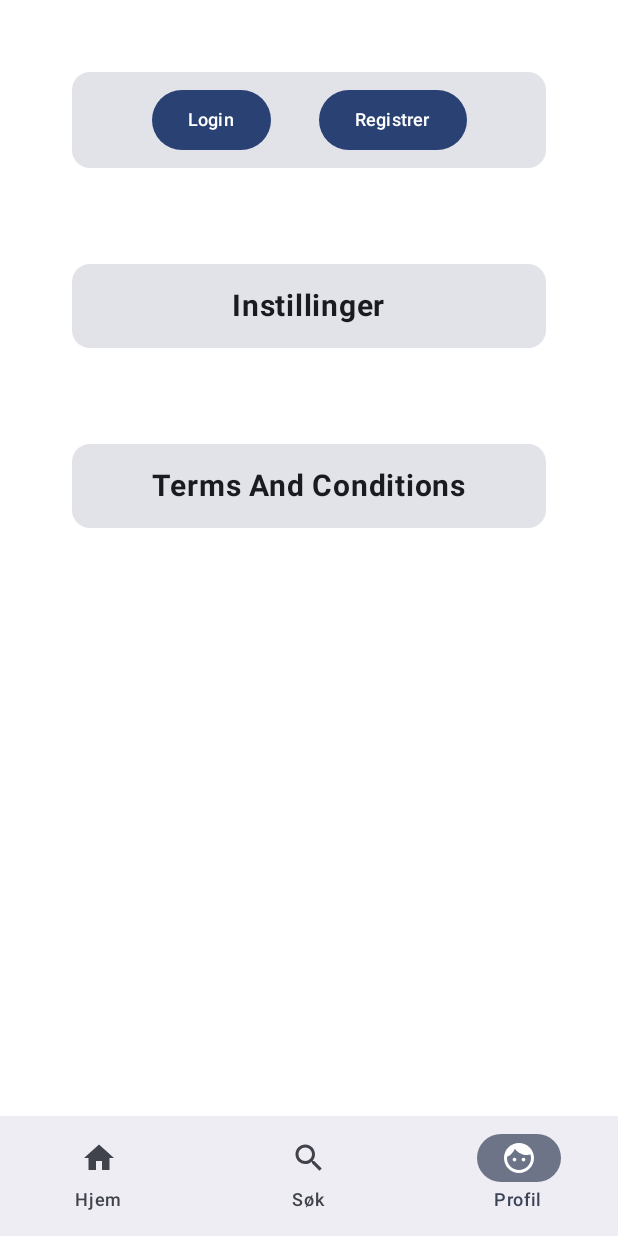
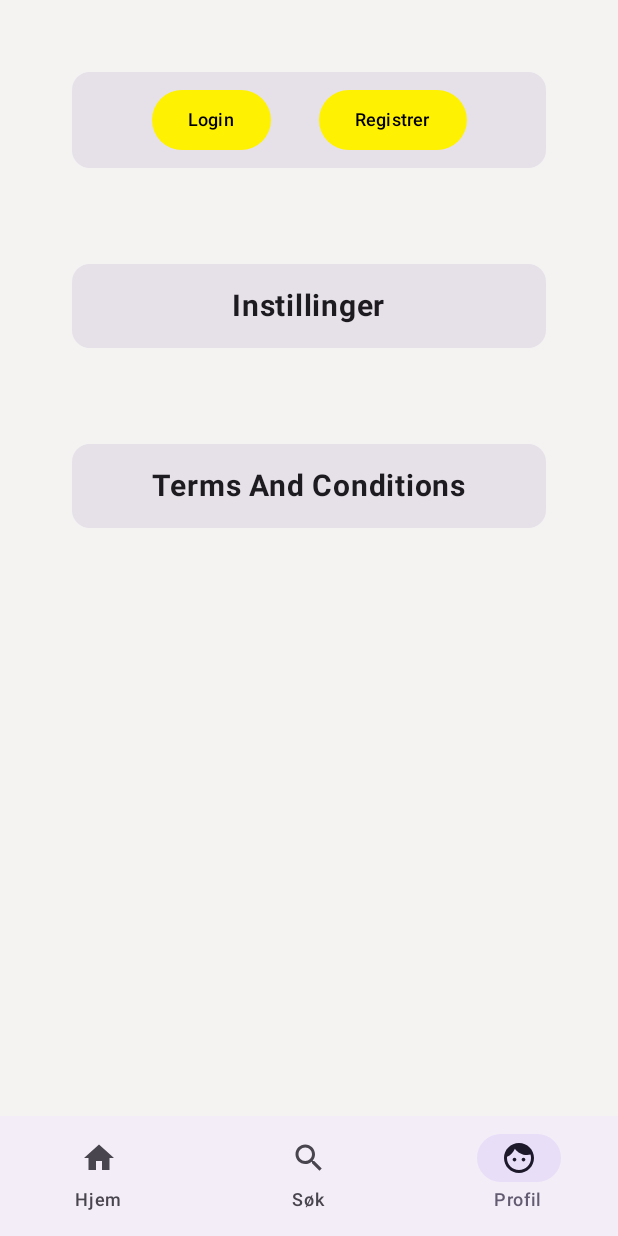
Before and after one commit to Danofe/MOB3000, an Android app built with Jetpack Compose: the screen it shows after launch (MainActivity), item 3 of the bottom bar chosen, on a phone screen of 412 x 824 dp. Run offline under Robolectric (Android 15) with nearby library versions, the phone set to English and light mode, and no system bars; our stand-ins replace Firebase (no records; nobody signed in at launch, a user with empty details on screens opened directly).

Commit message:
Legge til endring av tema når brukeren endrer i system settings

```diff
--- a/app/src/main/java/com/example/mob3000oblig/MainActivity.kt
+++ b/app/src/main/java/com/example/mob3000oblig/MainActivity.kt
@@ -7,36 +7,52 @@ import android.os.Bundle
 import androidx.activity.ComponentActivity
 import androidx.activity.compose.setContent
 import androidx.activity.viewModels
-import androidx.compose.material3.BottomAppBar
+import androidx.compose.foundation.isSystemInDarkTheme
+import androidx.compose.foundation.layout.Arrangement
+import androidx.compose.foundation.layout.fillMaxWidth
+import androidx.compose.foundation.layout.padding
 import androidx.compose.material3.ExperimentalMaterial3Api
-import androidx.compose.material3.Scaffold
+import androidx.compose.material3.MaterialTheme
+import androidx.compose.material3.Switch
+import androidx.compose.material3.Text
 import androidx.compose.runtime.Composable
+import androidx.compose.runtime.getValue
+import androidx.compose.runtime.mutableStateOf
+import androidx.compose.runtime.remember
+import androidx.compose.runtime.setValue
+import androidx.compose.ui.Alignment
+import androidx.compose.ui.Modifier
 import androidx.compose.ui.tooling.preview.Preview
+import androidx.compose.ui.unit.dp
 import com.example.mob3000oblig.DataApi.APIViewModel
 import com.example.mob3000oblig.Navigation.Nav
-import com.example.mob3000oblig.ui.theme.Mob3000ObligTheme
+import com.example.mob3000oblig.ui.theme.AppTheme
 
 class MainActivity : ComponentActivity() {
+  // Lagres i Datastore??
+  val isDark = mutableStateOf(false)
+
+  fun toggleTheme() {
+    isDark.value = !isDark.value
+  }
 
   private val viewModel: APIViewModel by viewModels()
-  //private val apiKey = BuildConfig.apiKey
-  @OptIn(ExperimentalMaterial3Api::class)
+
   @SuppressLint("UnusedMaterial3ScaffoldPaddingParameter")
   override fun onCreate(savedInstanceState: Bundle?) {
     super.onCreate(savedInstanceState)
     setContent {
-      Mob3000ObligTheme {
-          Nav()
-        }
+      var isDarkTheme by remember { mutableStateOf(false) }
+      AppTheme(
+        darkTheme = isSystemInDarkTheme(),
+      ) {
+        Nav()
       }
+    }
 
-    }
   }
-
-
-
-@Preview(showBackground = true)
-@Composable
-fun GreetingPreview() {
-
 }
+//@Preview(showBackground = true)
+//@Composable
+//fun GreetingPreview() {
+//}
--- a/app/src/main/java/com/example/mob3000oblig/Settings/Settings.kt
+++ b/app/src/main/java/com/example/mob3000oblig/Settings/Settings.kt
@@ -2,27 +2,23 @@ package com.example.mob3000oblig.Settings
 
 import android.widget.Toast
 import androidx.compose.animation.AnimatedVisibility
-import androidx.compose.foundation.background
 import androidx.compose.foundation.clickable
-import androidx.compose.foundation.gestures.scrollable
 import androidx.compose.foundation.layout.Arrangement
 import androidx.compose.foundation.layout.Box
 import androidx.compose.foundation.layout.Column
 import androidx.compose.foundation.layout.Row
 import androidx.compose.foundation.layout.Spacer
-import androidx.compose.foundation.layout.fillMaxHeight
 import androidx.compose.foundation.layout.fillMaxSize
 import androidx.compose.foundation.layout.fillMaxWidth
 import androidx.compose.foundation.layout.padding
-import androidx.compose.foundation.layout.windowInsetsBottomHeight
 import androidx.compose.foundation.rememberScrollState
 import androidx.compose.foundation.verticalScroll
 import androidx.compose.material3.Button
 import androidx.compose.material3.ButtonDefaults
 import androidx.compose.material3.Card
 import androidx.compose.material3.ExperimentalMaterial3Api
+import androidx.compose.material3.MaterialTheme
 import androidx.compose.material3.OutlinedTextField
-import androidx.compose.material3.Scaffold
 import androidx.compose.material3.Text
 import androidx.compose.runtime.Composable
 import androidx.compose.runtime.getValue
@@ -49,24 +45,30 @@ class settings {
           Modifier
             .fillMaxWidth(),
           horizontalArrangement = Arrangement.Center
-            ){
+        ) {
           Box(
             Modifier
               .padding(8.dp)
-
           ) {
             Button(onClick = { navController.navigate(Screen.Login.ruter) }) {
-                Text(text = "Login", fontSize = 12.sp)
+              Text(
+                text = "Login",
+                color = Color.Black,
+                fontSize = 12.sp
+              )
             }
           }
           Spacer(modifier = Modifier.padding(8.dp))
           Box(
             Modifier
               .padding(8.dp)
-
           ) {
             Button(onClick = { navController.navigate(Screen.Register.ruter) }) {
-                Text(text = "Registrer", fontSize = 12.sp)
+              Text(
+                text = "Registrer",
+                color = Color.Black,
+                fontSize = 12.sp
+              )
             }
           }
         }
@@ -78,19 +80,15 @@ class settings {
         var utvidet by remember {
           mutableStateOf(false)
         }
-
         Column(
           Modifier
             .clickable { utvidet = !utvidet }
             .fillMaxWidth()
             .padding(16.dp)
             .align(Alignment.CenterHorizontally)
-
-
         ) {
           Box(
             modifier = Modifier.align(Alignment.CenterHorizontally)
-
           ) {
             Text(
               text = "Profil",
@@ -117,6 +115,7 @@ class settings {
       }
     }
   }
+
   @OptIn(ExperimentalMaterial3Api::class)
   @Composable
   fun ProfilCard() {
@@ -157,7 +156,8 @@ class settings {
               .padding(8.dp)
           )
           Button(modifier = Modifier.align(Alignment.CenterHorizontally),
-                 onClick = { Auth().byttPassord(passord)
+                 onClick = {
+                   Auth().byttPassord(passord)
                    Toast.makeText(
                      context,
                      "Passord endret",
@@ -194,12 +194,11 @@ class settings {
       }
     }
   }
+
   @Composable
   fun Settings() {
     Card(
       modifier = Modifier.padding(32.dp)
-
-
     ) {
       var utvidet by remember {
         mutableStateOf(false)
@@ -242,6 +241,7 @@ class settings {
     }
   }
 
+
   @Composable
   fun SettingCard() {
     Card() {
@@ -257,16 +257,22 @@ class settings {
             Modifier.padding(2.dp)
           ) {
             Button(onClick = {/*TODO: darkmode */ }) {
-              Text(text = "Darkmode",
-                fontSize = 12.sp)
+              Text(
+                text = "Darkmode",
+                color = Color.Black,
+                fontSize = 12.sp
+              )
             }
           }
           Box(
             Modifier.padding(2.dp)
           ) {
             Button(onClick = { /*TODO: lightmode */ }) {
-              Text(text = "Lightmode",
-                fontSize = 12.sp)
+              Text(
+                text = "Lightmode",
+                color = Color.Black,
+                fontSize = 12.sp
+              )
             }
           }
         }
@@ -278,7 +284,6 @@ class settings {
   fun Terms() {
     Card(
       modifier = Modifier.padding(32.dp)
-
     ) {
       var utvidet by remember {
         mutableStateOf(false)
@@ -338,7 +343,6 @@ class settings {
     Column(
       Modifier
         .fillMaxSize()
-        .background(color = androidx.compose.ui.graphics.Color.White)
         .padding(16.dp)
         .verticalScroll(rememberScrollState())
     ) {
--- a/app/src/main/java/com/example/mob3000oblig/Start.kt
+++ b/app/src/main/java/com/example/mob3000oblig/Start.kt
@@ -1,9 +1,6 @@
 package com.example.mob3000oblig
 
-import android.content.res.Configuration
-import androidx.browser.trusted.ScreenOrientation
 import androidx.compose.foundation.Image
-import androidx.compose.foundation.background
 import androidx.compose.foundation.layout.Arrangement
 import androidx.compose.foundation.layout.Box
 import androidx.compose.foundation.layout.Column
@@ -14,20 +11,16 @@ import androidx.compose.foundation.layout.size
 import androidx.compose.foundation.rememberScrollState
 import androidx.compose.foundation.verticalScroll
 import androidx.compose.material.icons.Icons
-import androidx.compose.material.icons.filled.Info
 import androidx.compose.material.icons.filled.List
 import androidx.compose.material.icons.filled.Search
 import androidx.compose.material.icons.filled.Star
 import androidx.compose.material3.Button
 import androidx.compose.material3.ButtonDefaults
-import androidx.compose.material3.CenterAlignedTopAppBar
 import androidx.compose.material3.ExperimentalMaterial3Api
 import androidx.compose.material3.Icon
-import androidx.compose.material3.Scaffold
+import androidx.compose.material3.MaterialTheme
 import androidx.compose.material3.Text
 import androidx.compose.material3.TextField
-import androidx.compose.material3.TextFieldColors
-import androidx.compose.material3.TopAppBarDefaults
 import androidx.compose.runtime.Composable
 import androidx.compose.runtime.getValue
 import androidx.compose.runtime.mutableStateOf
@@ -36,27 +29,22 @@ import androidx.compose.runtime.setValue
 import androidx.compose.ui.Alignment
 import androidx.compose.ui.Modifier
 import androidx.compose.ui.graphics.Color
-import androidx.compose.ui.graphics.vector.ImageVector
 import androidx.compose.ui.platform.LocalConfiguration
-import androidx.compose.ui.res.colorResource
 import androidx.compose.ui.res.painterResource
-import androidx.compose.ui.text.font.Font
 import androidx.compose.ui.unit.dp
 import androidx.compose.ui.unit.sp
 import androidx.navigation.NavController
-import io.grpc.okhttp.internal.Platform.TlsExtensionType
 import java.util.regex.Pattern
 
 
 class Start {
-
   enum class ScreenRotation(val degrees: Float) {
     VENSTRE_90(-90f), HOYRE_90(90f), NORMAL(0f)
   }
+
   @OptIn(ExperimentalMaterial3Api::class)
   @Composable
   fun First(modifier: Modifier = Modifier, navController: NavController, Auth: Auth = Auth()) {
-    val containerColor = colorResource(R.color.PRIMARY_LIGHTOGDARK)
     val config = LocalConfiguration.current
 
     Column(modifier = modifier.fillMaxSize()) {
@@ -64,7 +52,6 @@ class Start {
         modifier = modifier
           .fillMaxSize()
           .verticalScroll(rememberScrollState())
-          .background(colorResource(id = R.color.LIGHT_BACKGROUNDD))
       ) {
         //Hoved-kolonnen
         Column(
@@ -116,7 +103,7 @@ class Start {
               Text("Skriv inn gyldig skiltnummer!")
             }
             Button(
-              colors = ButtonDefaults.buttonColors(colorResource(R.color.PRIMARY_LIGHTOGDARK)),
+              colors = ButtonDefaults.buttonColors(MaterialTheme.colorScheme.primary),
               onClick = {
                 navController.navigate(Screen.Info.withArgs(licenseNumberQuery))
               },
@@ -126,7 +113,7 @@ class Start {
               Text(
                 text = "Søk",
                 fontSize = 16.sp,
-                color = colorResource(id = R.color.TEXTLIGHT)
+                color = Color.Black
               )
             }
           }
@@ -134,19 +121,18 @@ class Start {
           //Sammenlign-knapp
           Button(
             onClick = { navController.navigate(Screen.Sammenlign.ruter) },
-            colors = ButtonDefaults.buttonColors(colorResource(R.color.PRIMARY_LIGHTOGDARK)),
+            colors = ButtonDefaults.buttonColors(MaterialTheme.colorScheme.primary),
           ) {
             Icon(
               imageVector = Icons.Filled.List,
               contentDescription = null,
               modifier = Modifier.size(36.dp),
-              colorResource(id = R.color.TEXTLIGHT)
-
+              tint = Color.Black
             )
             Text(
               text = "SAMMENLIGN",
               fontSize = 30.sp,
-              color = colorResource(id = R.color.TEXTLIGHT)
+              color = Color.Black,
             )
 
           }
@@ -158,37 +144,36 @@ class Start {
             //Kamera-knapp
             Button(
               onClick = { navController.navigate(Screen.Kamera.ruter) },
-              colors = ButtonDefaults.buttonColors(colorResource(R.color.PRIMARY_LIGHTOGDARK)),
+              colors = ButtonDefaults.buttonColors(MaterialTheme.colorScheme.primary),
             ) {
               Icon(
                 imageVector = Icons.Filled.Search,
                 contentDescription = null,
                 modifier = Modifier.size(36.dp),
-                colorResource(id = R.color.TEXTLIGHT)
+                tint = Color.Black
               )
               Text(
                 text = "KAMERA",
                 fontSize = 16.sp,
-                color = colorResource(id = R.color.TEXTLIGHT)
-
-                )
-              }
+                color = Color.Black
+              )
+            }
 
             //Favoritter-knapp
             Button(
               onClick = { navController.navigate(Screen.Favoritter.ruter) },
-              colors = ButtonDefaults.buttonColors(colorResource(R.color.PRIMARY_LIGHTOGDARK))
+              colors = ButtonDefaults.buttonColors(MaterialTheme.colorScheme.primary)
             ) {
               Icon(
                 imageVector = Icons.Filled.Star,
                 contentDescription = null,
                 modifier = Modifier.size(36.dp),
-                colorResource(id = R.color.TEXTLIGHT)
+                tint = Color.Black
               )
               Text(
                 text = "FAVORITTER",
                 fontSize = 16.sp,
-                color = colorResource(id = R.color.TEXTLIGHT)
+                color = Color.Black
               )
             }
           }
--- a/app/src/main/java/com/example/mob3000oblig/ui/theme/Color.kt
+++ /dev/null
@@ -1,12 +0,0 @@
-package com.example.mob3000oblig.ui.theme
-
-import androidx.compose.ui.graphics.Color
-
-val Purple80 = Color(0xFFD0BCFF)
-val PurpleGrey80 = Color(0xFFCCC2DC)
-val Pink80 = Color(0xFFEFB8C8)
-
-val Purple40 = Color(0xFF6650a4)
-val PurpleGrey40 = Color(0xFF625b71)
-val Pink40 = Color(0xFF7D5260)
-val Gray = Color(0xFFE0E0E0)
--- /dev/null
+++ b/app/src/main/java/com/example/mob3000oblig/ui/theme/Colors.kt
@@ -0,0 +1,11 @@
+package com.example.mob3000oblig.ui.theme
+
+import androidx.compose.ui.graphics.Color
+
+val PrimaryColor = Color(0xFFFFF102)
+
+val TextLight = Color(0xFF484452)
+val BackgroundLight = Color(0xFFF4F3F2)
+
+val TextDark = Color(0xFFE3E3E3)
+val BackgroundDark = Color(0xFF484452)
--- a/app/src/main/java/com/example/mob3000oblig/ui/theme/Theme.kt
+++ b/app/src/main/java/com/example/mob3000oblig/ui/theme/Theme.kt
@@ -1,30 +1,28 @@
 package com.example.mob3000oblig.ui.theme
 
 import android.app.Activity
-import android.os.Build
 import androidx.compose.foundation.isSystemInDarkTheme
 import androidx.compose.material3.MaterialTheme
 import androidx.compose.material3.darkColorScheme
-import androidx.compose.material3.dynamicDarkColorScheme
-import androidx.compose.material3.dynamicLightColorScheme
 import androidx.compose.material3.lightColorScheme
 import androidx.compose.runtime.Composable
 import androidx.compose.runtime.SideEffect
+import androidx.compose.runtime.mutableStateOf
+import androidx.compose.ui.graphics.Color
 import androidx.compose.ui.graphics.toArgb
-import androidx.compose.ui.platform.LocalContext
 import androidx.compose.ui.platform.LocalView
 import androidx.core.view.WindowCompat
 
-private val DarkColorScheme = darkColorScheme(
-    primary = Purple80,
-    secondary = PurpleGrey80,
-    tertiary = Pink80
+private val darkColorScheme = darkColorScheme(
+  primary = PrimaryColor,
+  onBackground = TextDark,
+  background = BackgroundDark
 )
 
-private val LightColorScheme = lightColorScheme(
-    primary = Purple40,
-    secondary = PurpleGrey40,
-    tertiary = Pink40
+private val lightColorScheme = lightColorScheme(
+  primary = PrimaryColor,
+  onBackground = TextLight,
+  background = BackgroundLight
 
   /* Other default colors to override
   background = Color(0xFFFFFBFE),
@@ -37,34 +35,42 @@ private val LightColorScheme = lightColorScheme(
   */
 )
 
+
 @Composable
-fun Mob3000ObligTheme(
-    darkTheme: Boolean = isSystemInDarkTheme(),
-    // Dynamic color is available on Android 12+
-    dynamicColor: Boolean = true,
-    content: @Composable () -> Unit
+fun AppTheme(
+darkTheme: Boolean,
+  content: @Composable () -> Unit,
 ) {
-    val colorScheme = when {
-        dynamicColor && Build.VERSION.SDK_INT >= Build.VERSION_CODES.S -> {
-            val context = LocalContext.current
-            if (darkTheme) dynamicDarkColorScheme(context) else dynamicLightColorScheme(context)
-        }
-
-        darkTheme -> DarkColorScheme
-        else -> LightColorScheme
-    }
+  MaterialTheme(
+    colorScheme = if (darkTheme) darkColorScheme else lightColorScheme
+  ) {
     val view = LocalView.current
     if (!view.isInEditMode) {
       SideEffect {
         val window = (view.context as Activity).window
-            window.statusBarColor = colorScheme.primary.toArgb()
-            WindowCompat.getInsetsController(window, view).isAppearanceLightStatusBars = darkTheme
+        window.statusBarColor = Color.Gray.toArgb()
+        WindowCompat.getInsetsController(
+          window,
+          view
+        ).isAppearanceLightStatusBars = darkTheme
       }
     }
+    content()
+  }
 
-    MaterialTheme(
-        colorScheme = colorScheme,
-        typography = Typography,
-        content = content
-    )
+//  val colorScheme = when {
+//    dynamicColor && Build.VERSION.SDK_INT >= Build.VERSION_CODES.S -> {
+//      val context = LocalContext.current
+//      if (darkTheme) dynamicDarkColorScheme(context) else dynamicLightColorScheme(context)
+//    }
+//
+//    darkTheme -> darkColorScheme
+//    else -> lightColorScheme
+//  }
+//
+//  MaterialTheme(
+//    colorScheme = colorScheme,
+//    typography = Typography,
+//    content = content
+//  )
 }
--- a/app/src/main/res/values/themes.xml
+++ b/app/src/main/res/values/themes.xml
@@ -1,5 +1,4 @@
 <?xml version="1.0" encoding="utf-8"?>
 <resources>
-
-    <style name="Theme.Mob3000Oblig" parent="android:Theme.Material.Light.NoActionBar" />
+    <style name="Theme.Mob3000Oblig" parent="android:Theme.Material.Light.NoActionBar"/>
 </resources>
```
Also changed, not shown: app/src/main/java/com/example/mob3000oblig/Color/Color.kt (deleted, +0 -20 lines), app/src/main/java/com/example/mob3000oblig/Favoritter/Favoritter.kt (+7 -15 lines), app/src/main/java/com/example/mob3000oblig/Kamera/IngenTillatelseSkjerm.kt (+11 -7 lines), app/src/main/java/com/example/mob3000oblig/Kamera/KameraSkjerm.kt (+8 -5 lines), app/src/main/java/com/example/mob3000oblig/Login/Login.kt (+35 -28 lines), app/src/main/java/com/example/mob3000oblig/Navigation/BottomNav.kt (+2 -6 lines), app/src/main/java/com/example/mob3000oblig/Navigation/Nav.kt (+1 -8 lines), app/src/main/java/com/example/mob3000oblig/Registrer/Register.kt (+17 -18 lines), app/src/main/java/com/example/mob3000oblig/SokerInfo.kt (+175 -54 lines). Lines whose indentation alone changed are shown as unchanged.
